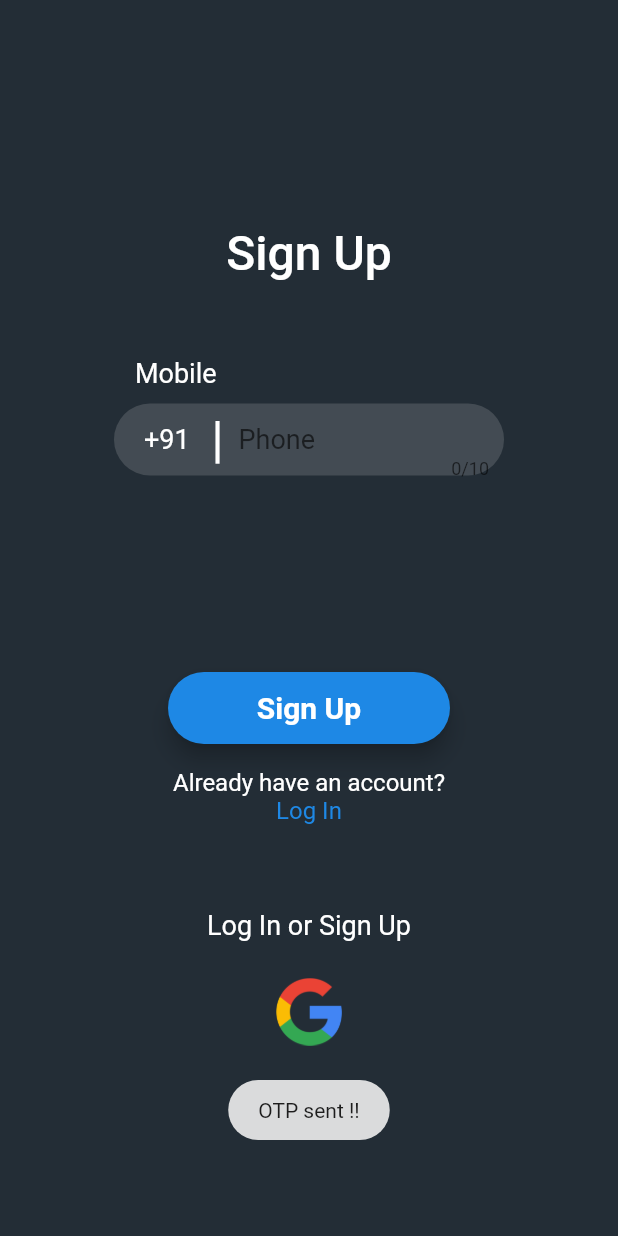
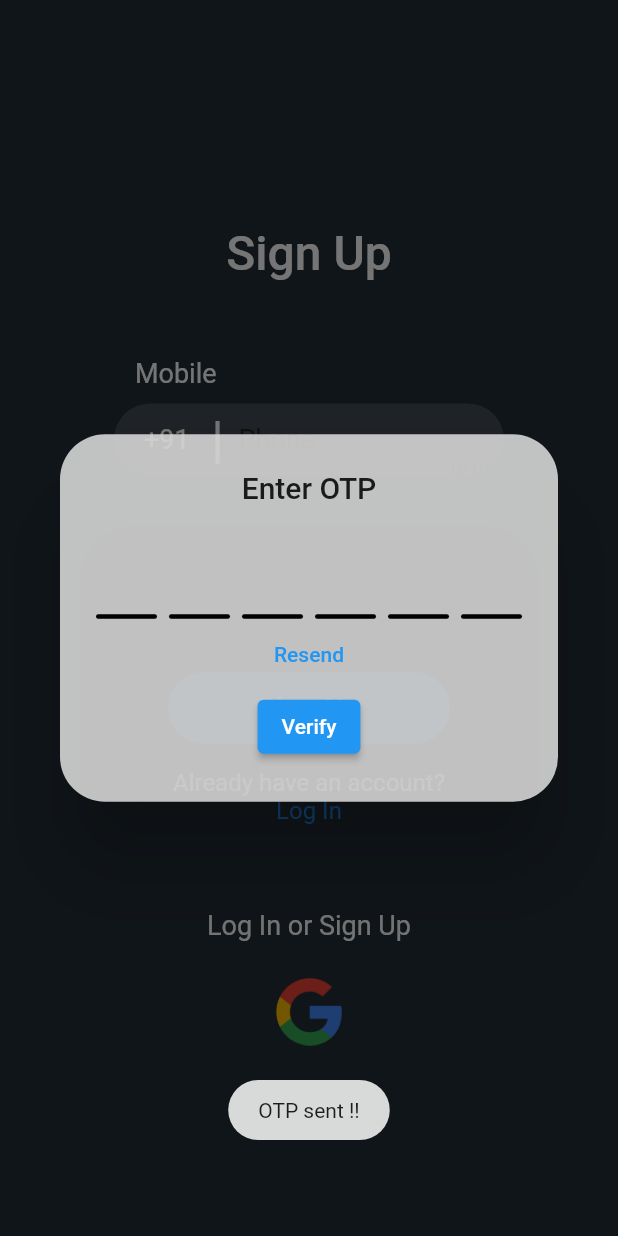
Before and after one commit to Swagnik02/Dhatnoon_v2, a Flutter app: the SignUpView screen opened by its route, after a tap on "Sign Up", on a phone screen of 412 x 824 dp. Run offline on Flutter 3.47's test engine with Material 2 defaults, Android fonts, the phone set to English and light mode, and no system bars; drawn by our look-alikes of pinput; our stand-ins replace firebase_auth, firebase_core, fluttertoast, google_fonts; accounts and stored records are empty.

Commit message:
fixed OTP ui !!

```diff
--- a/lib/constants/color_constants.dart
+++ b/lib/constants/color_constants.dart
@@ -9,6 +9,7 @@ class ColorConstants {
   static const Color authButtonActive = Color.fromARGB(255, 30, 136, 229);
   static const Color authButtonInActive = Color.fromARGB(255, 204, 231, 255);
   static const Color authText = Color.fromARGB(255, 255, 255, 255);
+  static const Color otpBg = Color.fromARGB(225, 217, 217, 217);
 
   static const Color privacyPolicyText = Color.fromARGB(255, 30, 136, 229);
   //Profile page
--- a/lib/views/Authentication/auth_components/OTP/otp.dart
+++ b/lib/views/Authentication/auth_components/OTP/otp.dart
@@ -1,5 +1,6 @@
 // ignore_for_file: prefer_const_constructors, use_build_context_synchronously
 
+import 'package:dhatnoon_v2/constants/color_constants.dart';
 import 'package:dhatnoon_v2/constants/routes.dart';
 import 'package:dhatnoon_v2/views/Authentication/SignUp/signup_view.dart';
 import 'package:dhatnoon_v2/views/Authentication/auth_components/OTP/pinput.dart';
@@ -17,14 +18,25 @@ class OtpDailogue {
       context: context,
       builder: (BuildContext context) {
         return AlertDialog(
-          title: const Text('Enter Text'),
-          content: Column(
+          shape: RoundedRectangleBorder(
+            borderRadius: BorderRadius.circular(30),
+          ),
+          backgroundColor: ColorConstants.otpBg,
+          title: Center(child: Text('Enter OTP')),
+          content: ConstrainedBox(
+            constraints: BoxConstraints(
+              // minWidth: 500,
+              maxHeight: 154,
+            ),
+            child: Column(
               children: [
                 Pinput(
                   length: 6,
+                  pinAnimationType: PinAnimationType.slide,
                   defaultPinTheme: defaultPinTheme,
-                focusedPinTheme: focusedPinTheme,
-                submittedPinTheme: submittedPinTheme,
+                  showCursor: true,
+                  cursor: cursor,
+                  preFilledWidget: preFilledWidget,
                   onChanged: (value) {
                     code = value;
                   },
@@ -33,7 +45,6 @@ class OtpDailogue {
                   //   return 'Pin is incorrect';
                   // },
                   pinputAutovalidateMode: PinputAutovalidateMode.onSubmit,
-                showCursor: true,
                   onCompleted: (pin) => devtools.log(pin),
                 ),
                 TextButton(
@@ -44,16 +55,14 @@ class OtpDailogue {
                   },
                   child: const Text('Resend'),
                 ),
-            ],
-          ),
-          actions: [
                 ElevatedButton(
                   onPressed: () async {
                     try {
                       devtools.log(SignUpView.verify);
                       devtools.log(code);
                       // Create a PhoneAuthCredential with the code
-                  PhoneAuthCredential credential = PhoneAuthProvider.credential(
+                      PhoneAuthCredential credential =
+                          PhoneAuthProvider.credential(
                               verificationId: SignUpView.verify, smsCode: code);
 
                       // Sign the user in (or link) with the credential
@@ -65,83 +74,21 @@ class OtpDailogue {
                       );
                     } catch (e) {
                       devtools.log('$e');
+                      Fluttertoast.showToast(
+                        msg: "$e",
+                      );
+                      Fluttertoast.showToast(
+                        msg: "Try again !!",
+                      );
                     }
                   },
                   child: const Text('Verify'),
                 ),
               ],
+            ),
+          ),
         );
       },
     );
   }
 }
-
-
-// class OTPScreen extends StatefulWidget {
-//   const OTPScreen({super.key});
-//   @override
-//   State<OTPScreen> createState() => _OTPScreenState();
-// }
-
-// var code = "";
-
-// class _OTPScreenState extends State<OTPScreen> {
-//   final FirebaseAuth auth = FirebaseAuth.instance;
-//   @override
-//   Widget build(BuildContext context) {
-//     return Scaffold(
-//         body: Center(
-//       child: Column(
-//         children: [
-//           SizedBox(
-//             height: 100,
-//           ),
-//           Text('Enter Otp'),
-//           Pinput(
-//             length: 6,
-//             defaultPinTheme: defaultPinTheme,
-//             focusedPinTheme: focusedPinTheme,
-//             submittedPinTheme: submittedPinTheme,
-//             onChanged: (value) {
-//               code = value;
-//             },
-//             validator: (s) {
-//               return s == '2222' ? null : 'Pin is incorrect';
-//             },
-//             pinputAutovalidateMode: PinputAutovalidateMode.onSubmit,
-//             showCursor: true,
-//             onCompleted: (pin) => devtools.log(pin),
-//           ),
-//           TextButton(
-//             onPressed: () {
-//               Fluttertoast.showToast(
-//                 msg: "Resend",
-//               );
-//             },
-//             child: Text('Resend'),
-//           ),
-//           TextButton(
-//             onPressed: () async {
-//               try {
-//                 // Create a PhoneAuthCredential with the code
-//                 PhoneAuthCredential credential = PhoneAuthProvider.credential(
-//                     verificationId: SignUpView.verify, smsCode: code);
-
-//                 // Sign the user in (or link) with the credential
-//                 await auth.signInWithCredential(credential);
-//                 Navigator.pushNamedAndRemoveUntil(
-//                   context,
-//                   mainRoute,
-//                   (route) => false,
-//                 );
-//               } catch (e) {
-//                 devtools.log('$e');
-//               }
-//             },
-//             child: Text('Verify'),
-//           ),
-//         ],
-//       ),
-//     ));
-//   }
-// }
--- a/lib/views/Authentication/auth_components/mobile_signup_btn.dart
+++ b/lib/views/Authentication/auth_components/mobile_signup_btn.dart
@@ -12,21 +12,23 @@ Widget buildSignUpButton(
     BuildContext context, AuthTextControllers authTextControllers) {
   return ElevatedButton(
     onPressed: () async {
-      final String mob = authTextControllers.countryCodeController.text +
-          authTextControllers.phoneController.text;
-      devtools.log('Mobile number: $mob');
-      await FirebaseAuth.instance.verifyPhoneNumber(
-        phoneNumber: mob,
-        // '${authTextControllers.countryCodeController.text + authTextControllers.phoneController.text}',
-        verificationCompleted: (PhoneAuthCredential credential) {},
-        verificationFailed: (FirebaseAuthException e) {},
-        codeSent: (String verificationId, int? resendToken) {
-          OtpDailogue otpDailogue = OtpDailogue();
-          otpDailogue.showTextFieldPopup(context);
-          SignUpView.verify = verificationId;
-        },
-        codeAutoRetrievalTimeout: (String verificationId) {},
-      );
+      OtpDailogue otpDailogue = OtpDailogue();
+      otpDailogue.showTextFieldPopup(context);
+      // final String mob = authTextControllers.countryCodeController.text +
+      //     authTextControllers.phoneController.text;
+      // devtools.log('Mobile number: $mob');
+      // await FirebaseAuth.instance.verifyPhoneNumber(
+      //   phoneNumber: mob,
+      //   // '${authTextControllers.countryCodeController.text + authTextControllers.phoneController.text}',
+      //   verificationCompleted: (PhoneAuthCredential credential) {},
+      //   verificationFailed: (FirebaseAuthException e) {},
+      //   codeSent: (String verificationId, int? resendToken) {
+      //     OtpDailogue otpDailogue = OtpDailogue();
+      //     otpDailogue.showTextFieldPopup(context);
+      //     SignUpView.verify = verificationId;
+      //   },
+      //   codeAutoRetrievalTimeout: (String verificationId) {},
+      // );
       Fluttertoast.showToast(msg: "OTP sent !!");
     },
     style: ElevatedButton.styleFrom(
--- a/pubspec.yaml
+++ b/pubspec.yaml
@@ -43,6 +43,7 @@ dependencies:
   google_sign_in: ^6.1.4
   fluttertoast: ^8.2.2
   pinput: ^3.0.0
+  google_fonts: ^5.1.0
 
 dev_dependencies:
   flutter_test:
```
Also changed, not shown: lib/views/Authentication/auth_components/OTP/pinput.dart (+33 -15 lines), pubspec.lock, 1 other file. Lines whose indentation alone changed are shown as unchanged.
